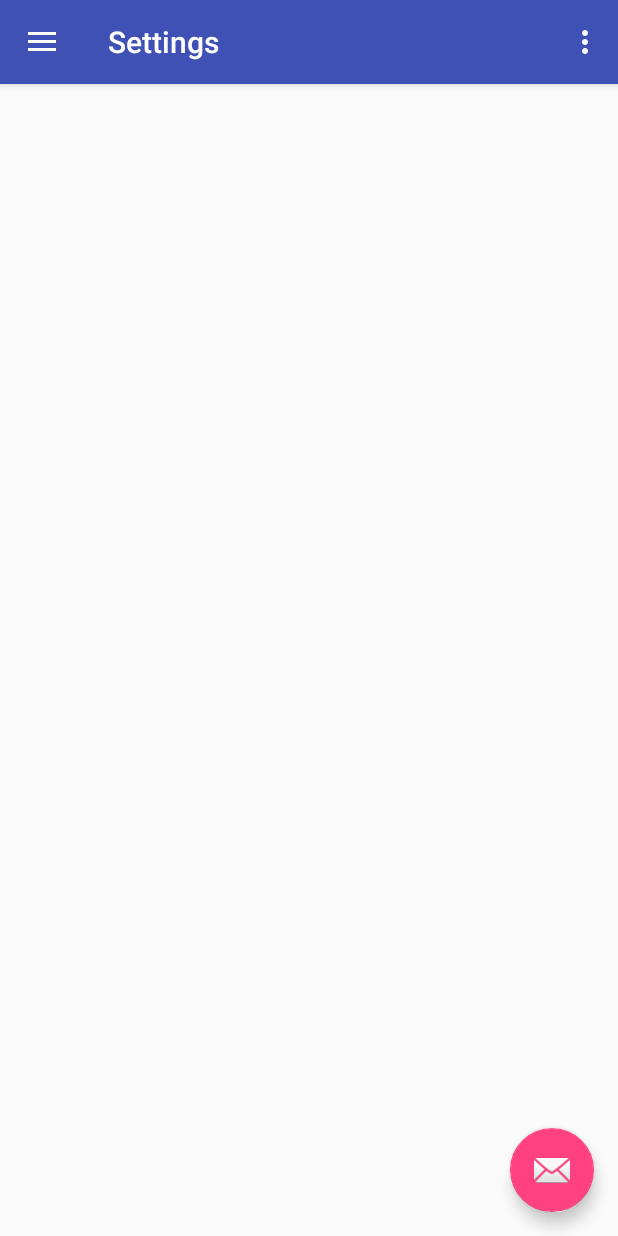
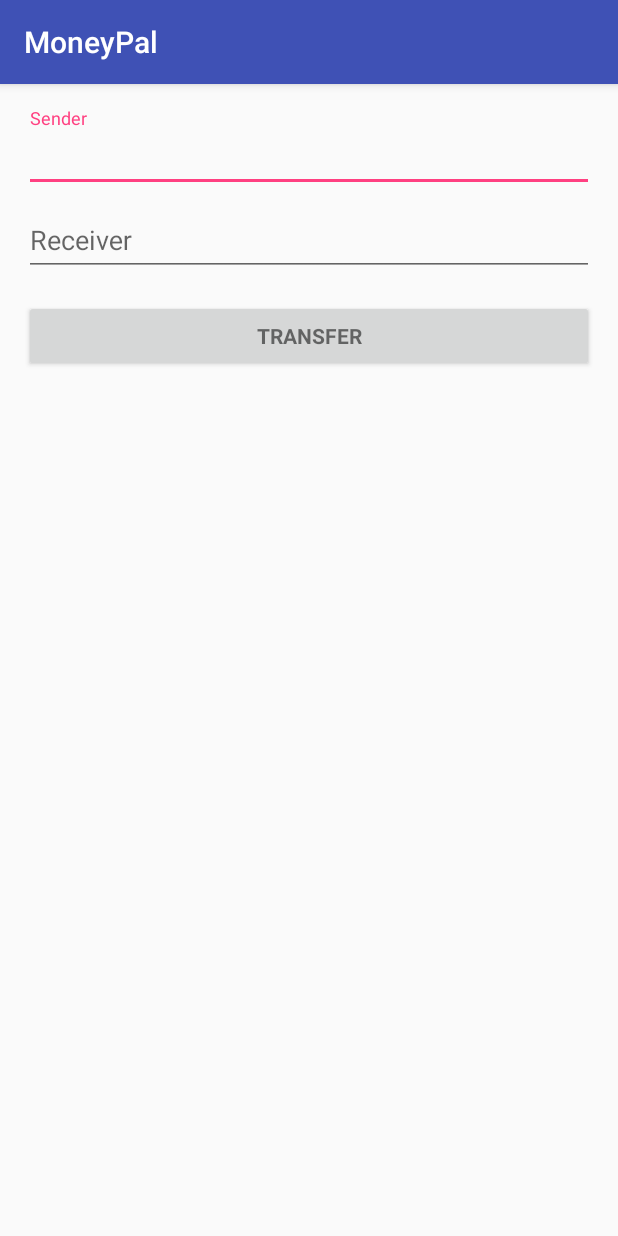
Before and after one commit to manangandhi7/MoneyPal, an Android app: the screen it shows after launch (SettingsActivity before the commit, SendMoneyActivity after it), on a phone screen of 412 x 824 dp. Run offline under Robolectric (Android 15) with nearby library versions, the phone set to English and light mode, and no system bars.

Commit message:
new activities
new activities added.

```diff
--- a/app/build.gradle
+++ b/app/build.gradle
@@ -26,5 +26,7 @@ dependencies {
     })
     compile 'com.android.support:appcompat-v7:25.0.1'
     compile 'com.android.support:design:25.0.1'
+    compile 'com.android.support:support-v4:25.0.1'
+    compile 'com.android.support:recyclerview-v7:25.0.1'
     testCompile 'junit:junit:4.12'
 }
--- /dev/null
+++ b/app/src/main/java/com/MoneyPal/SendMoneyActivity.java
@@ -0,0 +1,34 @@
+package com.MoneyPal;
+
+import android.provider.Settings;
+import android.support.v7.app.AlertDialog;
+import android.support.v7.app.AppCompatActivity;
+import android.os.Bundle;
+import android.util.Log;
+import android.view.View;
+import android.widget.Button;
+
+import org.json.*;
+
+public class SendMoneyActivity extends AppCompatActivity {
+
+    @Override
+    protected void onCreate(Bundle savedInstanceState) {
+        super.onCreate(savedInstanceState);
+        setContentView(R.layout.activity_send_money);
+
+        final Button button = (Button) findViewById(R.id.transfer_button);
+        button.setOnClickListener(new View.OnClickListener() {
+            public void onClick(View v) {
+                //AlertDialog();
+                Log.d("hell", "how r");
+
+
+            }
+        });
+    }
+
+    public void selfDestruct(View view) {
+        // Kabloey
+    }
+}
--- /dev/null
+++ b/app/src/main/res/layout/activity_send_money.xml
@@ -0,0 +1,76 @@
+<?xml version="1.0" encoding="utf-8"?>
+<RelativeLayout xmlns:android="http://schemas.android.com/apk/res/android"
+    xmlns:tools="http://schemas.android.com/tools"
+    android:id="@+id/activity_send_money"
+    android:layout_width="match_parent"
+    android:layout_height="match_parent"
+    android:paddingBottom="@dimen/activity_vertical_margin"
+    android:paddingLeft="@dimen/activity_horizontal_margin"
+    android:paddingRight="@dimen/activity_horizontal_margin"
+    android:paddingTop="@dimen/activity_vertical_margin"
+    tools:context="com.MoneyPal.SendMoneyActivity">
+
+    <ProgressBar
+        android:id="@+id/login_progress"
+        style="?android:attr/progressBarStyleLarge"
+        android:layout_width="wrap_content"
+        android:layout_height="wrap_content"
+        android:layout_marginBottom="8dp"
+        android:visibility="gone" />
+
+    <ScrollView
+        android:id="@+id/login_form"
+        android:layout_width="match_parent"
+        android:layout_height="match_parent">
+
+        <LinearLayout
+            android:id="@+id/email_login_form"
+            android:layout_width="match_parent"
+            android:layout_height="wrap_content"
+            android:orientation="vertical">
+
+            <android.support.design.widget.TextInputLayout
+                android:layout_width="match_parent"
+                android:layout_height="wrap_content">
+
+                <AutoCompleteTextView
+                    android:id="@+id/sender"
+                    android:layout_width="match_parent"
+                    android:layout_height="wrap_content"
+                    android:hint="@string/prompt_sender"
+                    android:inputType="text|textAutoComplete"
+                    android:maxLines="1"
+                    android:singleLine="true" />
+
+            </android.support.design.widget.TextInputLayout>
+
+            <android.support.design.widget.TextInputLayout
+                android:layout_width="match_parent"
+                android:layout_height="wrap_content">
+
+                <EditText
+                    android:id="@+id/receiver"
+                    android:layout_width="match_parent"
+                    android:layout_height="wrap_content"
+                    android:hint="@string/prompt_receiver"
+                    android:imeActionId="@+id/login"
+                    android:imeActionLabel="@string/action_sign_in_short"
+                    android:imeOptions="actionUnspecified"
+                    android:inputType="text|textAutoComplete"
+                    android:maxLines="1"
+                    android:singleLine="true" />
+
+            </android.support.design.widget.TextInputLayout>
+
+            <Button
+                android:id="@+id/transfer_button"
+                style="?android:textAppearanceSmall"
+                android:layout_width="match_parent"
+                android:layout_height="wrap_content"
+                android:layout_marginTop="16dp"
+                android:text="@string/transfer"
+                android:textStyle="bold" />
+
+        </LinearLayout>
+    </ScrollView>
+</RelativeLayout>
--- a/app/src/main/res/values/dimens.xml
+++ b/app/src/main/res/values/dimens.xml
@@ -6,4 +6,7 @@
     <dimen name="nav_header_vertical_spacing">16dp</dimen>
     <dimen name="nav_header_height">160dp</dimen>
     <dimen name="fab_margin">16dp</dimen>
+    <dimen name="app_bar_height">200dp</dimen>
+    <dimen name="item_width">200dp</dimen>
+    <dimen name="text_margin">16dp</dimen>
 </resources>
--- a/app/src/main/res/values/strings.xml
+++ b/app/src/main/res/values/strings.xml
@@ -4,7 +4,12 @@
     <!-- Strings related to login -->
     <string name="prompt_email">Email</string>
     <string name="prompt_password">Password (optional)</string>
+
+    <string name="prompt_sender">Sender</string>
+    <string name="prompt_receiver">Receiver</string>
+
     <string name="action_sign_in">Sign in or register</string>
+    <string name="transfer">Transfer</string>
     <string name="action_sign_in_short">Sign in</string>
     <string name="error_invalid_email">This email address is invalid</string>
     <string name="error_invalid_password">This password is too short</string>
@@ -19,4 +24,6 @@
     <string name="navigation_drawer_close">Close navigation drawer</string>
 
     <string name="action_settings">Settings</string>
+    <string name="title_item_list">Items</string>
+    <string name="title_item_detail">Item Detail</string>
 </resources>
```
Also changed, not shown: app/src/main/AndroidManifest.xml (+19 -3 lines), app/src/main/java/com/MoneyPal/ItemDetailActivity.java (added, +83 -0 lines), app/src/main/java/com/MoneyPal/ItemDetailFragment.java (added, +69 -0 lines), app/src/main/java/com/MoneyPal/ItemListActivity.java (added, +141 -0 lines), app/src/main/java/com/MoneyPal/dummy/DummyContent.java (added, +72 -0 lines), app/src/main/res/layout-w900dp/item_list.xml (added, +38 -0 lines), app/src/main/res/layout/activity_item_detail.xml (added, +53 -0 lines), app/src/main/res/layout/activity_item_list.xml (added, +42 -0 lines), app/src/main/res/layout/item_detail.xml (added, +9 -0 lines), app/src/main/res/layout/item_list.xml (added, +13 -0 lines), app/src/main/res/layout/item_list_content.xml (added, +20 -0 lines), 1 other file.
